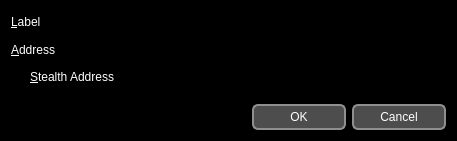
The window that src/qt/forms/editaddressdialog.ui (camorracoin/camorracoin) describes before a commit, drawn with Qt 5.
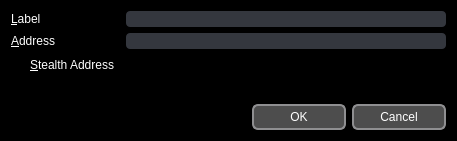
The same window after the commit. Icons and pictures are not drawn.

What changed in the file:
```diff
--- a/src/qt/forms/editaddressdialog.ui
+++ b/src/qt/forms/editaddressdialog.ui
@@ -22,6 +22,33 @@
        </color>
       </brush>
      </colorrole>
+     <colorrole role="Button">
+      <brush brushstyle="SolidPattern">
+       <color alpha="255">
+        <red>0</red>
+        <green>0</green>
+        <blue>0</blue>
+       </color>
+      </brush>
+     </colorrole>
+     <colorrole role="Text">
+      <brush brushstyle="SolidPattern">
+       <color alpha="255">
+        <red>255</red>
+        <green>255</green>
+        <blue>255</blue>
+       </color>
+      </brush>
+     </colorrole>
+     <colorrole role="ButtonText">
+      <brush brushstyle="SolidPattern">
+       <color alpha="255">
+        <red>255</red>
+        <green>255</green>
+        <blue>255</blue>
+       </color>
+      </brush>
+     </colorrole>
      <colorrole role="Base">
       <brush brushstyle="SolidPattern">
        <color alpha="255">
@@ -51,6 +78,33 @@
        </color>
       </brush>
      </colorrole>
+     <colorrole role="Button">
+      <brush brushstyle="SolidPattern">
+       <color alpha="255">
+        <red>0</red>
+        <green>0</green>
+        <blue>0</blue>
+       </color>
+      </brush>
+     </colorrole>
+     <colorrole role="Text">
+      <brush brushstyle="SolidPattern">
+       <color alpha="255">
+        <red>255</red>
+        <green>255</green>
+        <blue>255</blue>
+       </color>
+      </brush>
+     </colorrole>
+     <colorrole role="ButtonText">
+      <brush brushstyle="SolidPattern">
+       <color alpha="255">
+        <red>255</red>
+        <green>255</green>
+        <blue>255</blue>
+       </color>
+      </brush>
+     </colorrole>
      <colorrole role="Base">
       <brush brushstyle="SolidPattern">
        <color alpha="255">
@@ -74,9 +128,36 @@
      <colorrole role="WindowText">
       <brush brushstyle="SolidPattern">
        <color alpha="255">
-        <red>159</red>
-        <green>158</green>
-        <blue>158</blue>
+        <red>255</red>
+        <green>255</green>
+        <blue>255</blue>
+       </color>
+      </brush>
+     </colorrole>
+     <colorrole role="Button">
+      <brush brushstyle="SolidPattern">
+       <color alpha="255">
+        <red>0</red>
+        <green>0</green>
+        <blue>0</blue>
+       </color>
+      </brush>
+     </colorrole>
+     <colorrole role="Text">
+      <brush brushstyle="SolidPattern">
+       <color alpha="255">
+        <red>255</red>
+        <green>255</green>
+        <blue>255</blue>
+       </color>
+      </brush>
+     </colorrole>
+     <colorrole role="ButtonText">
+      <brush brushstyle="SolidPattern">
+       <color alpha="255">
+        <red>255</red>
+        <green>255</green>
+        <blue>255</blue>
        </color>
       </brush>
      </colorrole>
@@ -104,6 +185,12 @@
   <property name="windowTitle">
    <string>Edit Address</string>
   </property>
+  <property name="styleSheet">
+   <string notr="true">QWidget {
+	background-color: #000000;
+	color: #FFFFFF;
+}</string>
+  </property>
   <layout class="QVBoxLayout" name="verticalLayout">
    <item>
     <layout class="QFormLayout" name="formLayout">
@@ -125,6 +212,17 @@
        <property name="toolTip">
         <string>The label associated with this address book entry</string>
        </property>
+       <property name="styleSheet">
+        <string notr="true">QLineEdit {
+	background-color: #34373E;
+	color: #FFFFFF;
+	border: 1px solid #FFFFFFF;
+	border-radius: 4px;
+}
+QLineEdit:hover {
+	background-color: #676A71;
+}</string>
+       </property>
       </widget>
      </item>
      <item row="1" column="0">
@@ -142,10 +240,48 @@
        <property name="toolTip">
         <string>The address associated with this address book entry. This can only be modified for sending addresses.</string>
        </property>
+       <property name="styleSheet">
+        <string notr="true">QLineEdit {
+	background-color: #34373E;
+	color: #FFFFFF;
+	border: 1px solid #FFFFFFF;
+	border-radius: 4px;
+}
+QLineEdit:hover {
+	background-color: #676A71;
+}</string>
+       </property>
       </widget>
      </item>
-     <item row="2" column="0" colspan="2">
+     <item row="2" column="0">
       <widget class="QCheckBox" name="stealthCB">
+       <property name="styleSheet">
+        <string notr="true">QAbstractButton::indicator {
+	border: 1px solid #FFFFFF;
+	border-image: url(:/images/checkbox_unchecked) 0 0 0 0 stretch stretch;
+	background-position: 0px 0px;
+ }
+QCheckBox::indicator:unchecked {
+	border: 1px solid #FFFFFF;
+	border-image: url(:/images/checkbox_unchecked) 0 0 0 0 stretch stretch;
+	background-position: 0px 0px;
+ }
+QCheckBox::indicator {
+	border: 1px solid #FFFFFF;
+	border-image: url(:/images/checkbox_unchecked) 0 0 0 0 stretch stretch;
+	background-position: 0px 0px;
+ }
+QCheckBox::indicator:unchecked {
+	border: 1px solid #FFFFFF;
+	border-image: url(:/images/checkbox_unchecked) 0 0 0 0 stretch stretch;
+	background-position: 0px 0px;
+ }
+QCheckBox::indicator:checked {
+	border: 1px solid #FFFFFF;
+	border-image: url(:/images/checkbox_checked) 0 0 0 0 stretch stretch;
+	background-position: 0px 0px;
+ }</string>
+       </property>
        <property name="text">
         <string>&amp;Stealth Address</string>
        </property>
```
Left out of the diff: 7 changed lines with no effect on the pictures.
